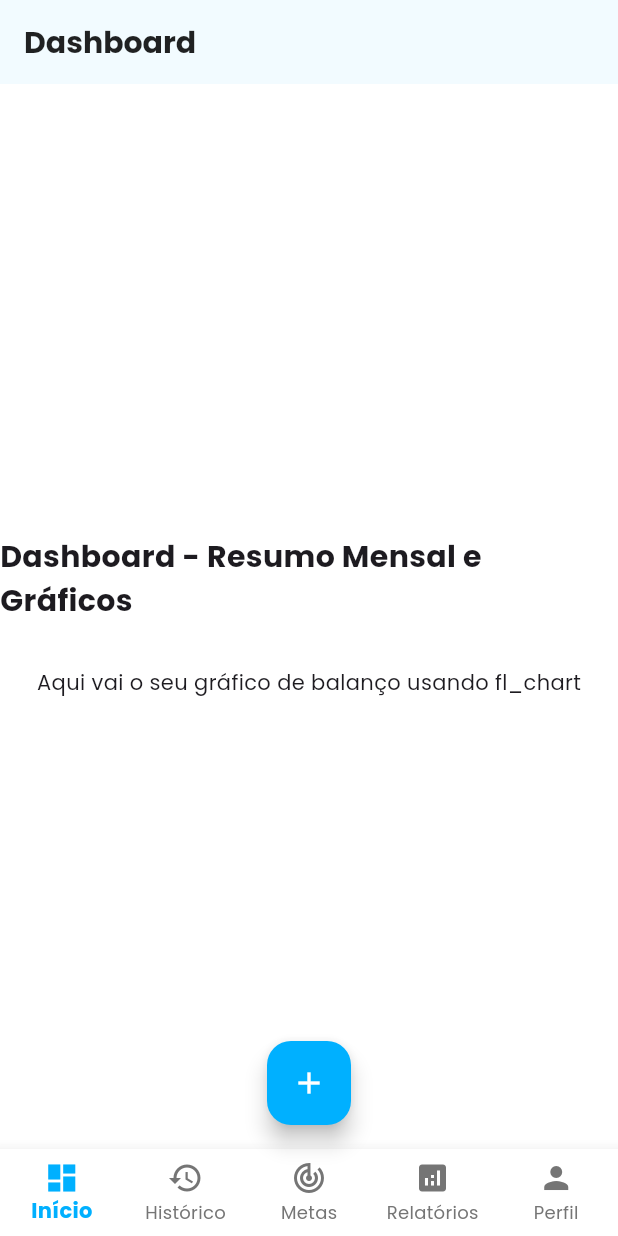
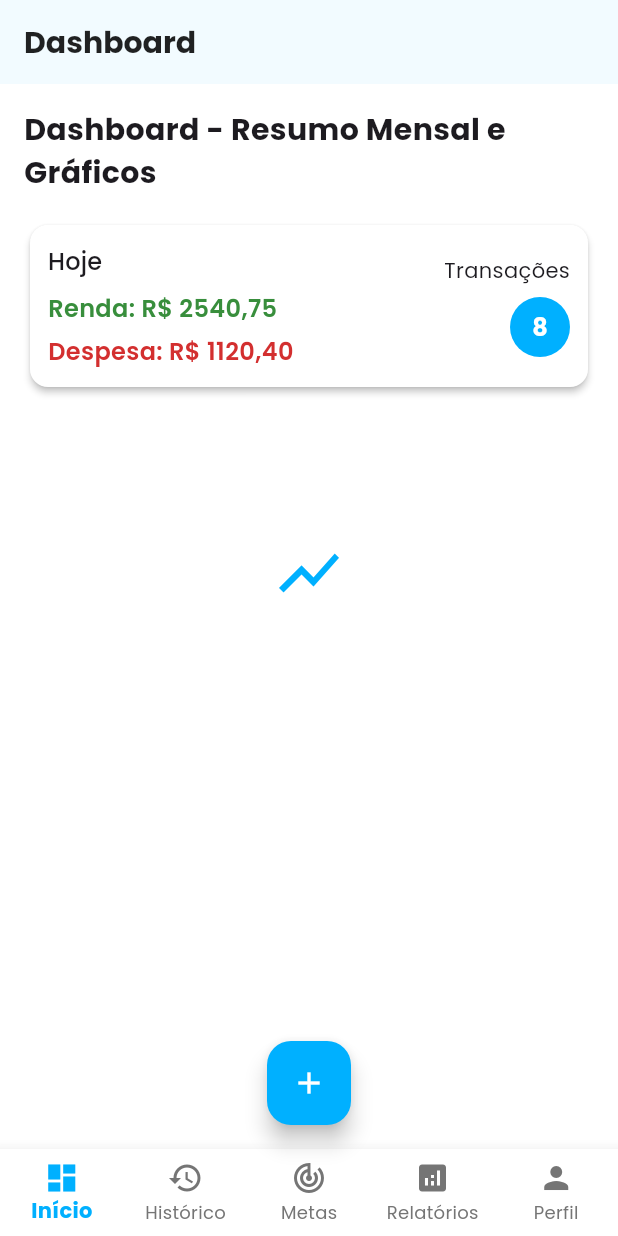
Before and after one commit to MartinHenschel/N2.FLUTTER, a Flutter app: the DashboardScreen screen opened by its route, on a phone screen of 412 x 824 dp. Run offline on Flutter 3.47's test engine with Material 3 defaults, Android fonts, the phone set to English and light mode, and no system bars; our stand-ins replace fl_chart, go_router, google_fonts.

Commit message:
feat: dashboard

```diff
--- a/lib/views/dashboard/dashboard_screen.dart
+++ b/lib/views/dashboard/dashboard_screen.dart
@@ -13,21 +13,118 @@ class DashboardScreen extends StatelessWidget {
         title: const Text('Dashboard'),
         // Você pode configurar a AppBar aqui ou deixar o MainScaffold cuidar disso
       ),
-      body: const Center(
-        child: Column(
-          mainAxisAlignment: MainAxisAlignment.center,
+      body: SingleChildScrollView(
+        child: Padding(
+          padding: const EdgeInsets.all(16.0),
+          child: Column(
+            crossAxisAlignment: CrossAxisAlignment.stretch,
+            children: [
+              const Text(
+                'Dashboard - Resumo Mensal e Gráficos',
+                style: TextStyle(fontSize: 20, fontWeight: FontWeight.bold),
+                textAlign: TextAlign.left,
+              ),
+              const SizedBox(height: 16),
+
+              // Cartão de resumo simples
+              _SummaryCard(
+                totalIncome: 2540.75,
+                totalExpense: 1120.40,
+                transactionsToday: 8,
+              ),
+
+              const SizedBox(height: 20),
+
+              // Placeholder para gráfico (mantive comentário para futura integração com fl_chart)
+              Container(
+                height: 200,
+                decoration: BoxDecoration(
+                  color: Theme.of(context).colorScheme.surfaceVariant,
+                  borderRadius: BorderRadius.circular(12),
+                ),
+                child: Center(
+                  child: Icon(
+                    Icons.show_chart,
+                    size: 48,
+                    color: Theme.of(context).colorScheme.primary,
+                  ),
+                ),
+              ),
+            ],
+          ),
+        ),
+      ),
+    );
+  }
+}
+
+class _SummaryCard extends StatelessWidget {
+  final double totalIncome;
+  final double totalExpense;
+  final int transactionsToday;
+
+  const _SummaryCard({
+    required this.totalIncome,
+    required this.totalExpense,
+    required this.transactionsToday,
+  });
+
+  @override
+  Widget build(BuildContext context) {
+    final incomeStyle = TextStyle(
+      color: Colors.green[700],
+      fontWeight: FontWeight.w600,
+      fontSize: 16,
+    );
+    final expenseStyle = TextStyle(
+      color: Colors.red[700],
+      fontWeight: FontWeight.w600,
+      fontSize: 16,
+    );
+
+    return Card(
+      elevation: 2,
+      shape: RoundedRectangleBorder(borderRadius: BorderRadius.circular(12)),
+      child: Padding(
+        padding: const EdgeInsets.all(12.0),
+        child: Row(
+          mainAxisAlignment: MainAxisAlignment.spaceBetween,
           children: [
-            Text(
-              'Dashboard - Resumo Mensal e Gráficos',
-              style: TextStyle(fontSize: 20, fontWeight: FontWeight.bold),
+            // Coluna com renda / despesa
+            Column(
+              crossAxisAlignment: CrossAxisAlignment.start,
+              children: [
+                Text('Hoje', style: Theme.of(context).textTheme.titleMedium),
+                const SizedBox(height: 8),
+                Text('Renda: R\$ ${_format(totalIncome)}', style: incomeStyle),
+                const SizedBox(height: 6),
+                Text('Despesa: R\$ ${_format(totalExpense)}', style: expenseStyle),
+              ],
             ),
-            SizedBox(height: 30),
-            // ESPAÇO PARA IMPLEMENTAÇÃO DO FL_CHART:
-            // Substitua esta linha pelo seu widget de gráfico (ex: PieChart)
-            Text('Aqui vai o seu gráfico de balanço usando fl_chart'),
+
+            // Indicador de número de transações
+            Column(
+              crossAxisAlignment: CrossAxisAlignment.end,
+              children: [
+                Text('Transações', style: Theme.of(context).textTheme.bodyMedium),
+                const SizedBox(height: 8),
+                CircleAvatar(
+                  radius: 20,
+                  backgroundColor: Theme.of(context).colorScheme.primary,
+                  child: Text(
+                    transactionsToday.toString(),
+                    style: const TextStyle(color: Colors.white, fontWeight: FontWeight.bold),
+                  ),
+                ),
+              ],
+            ),
           ],
         ),
       ),
     );
   }
+
+  String _format(double value) {
+    return value.toStringAsFixed(2).replaceAll('.', ',');
+  }
 }
```
